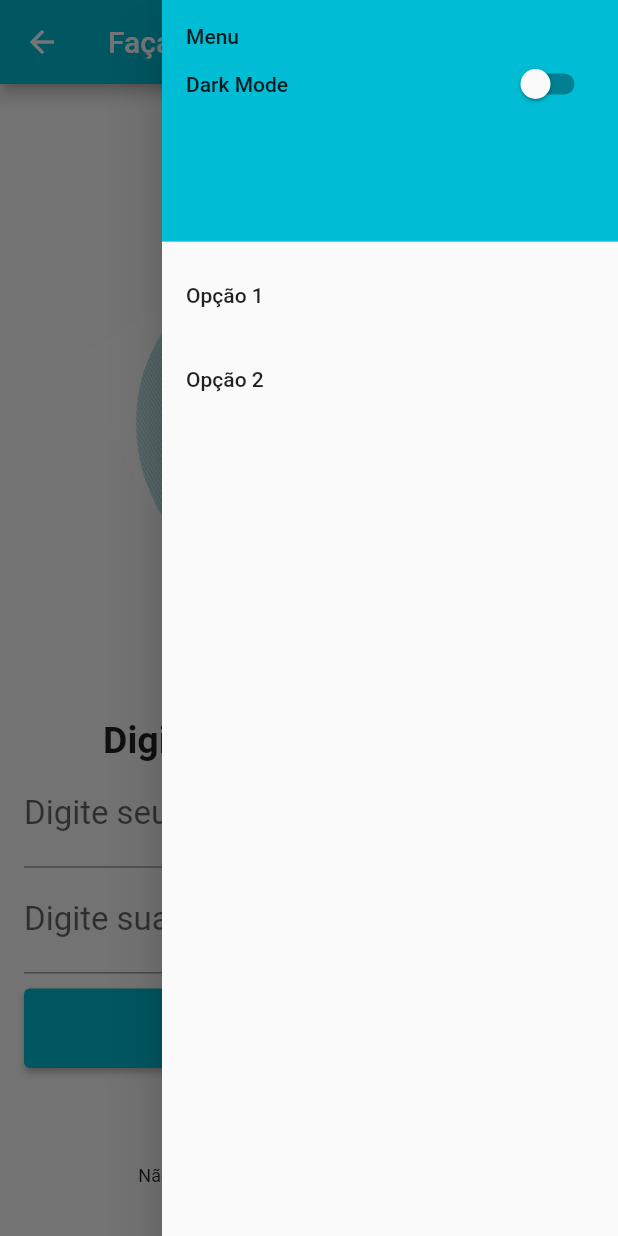
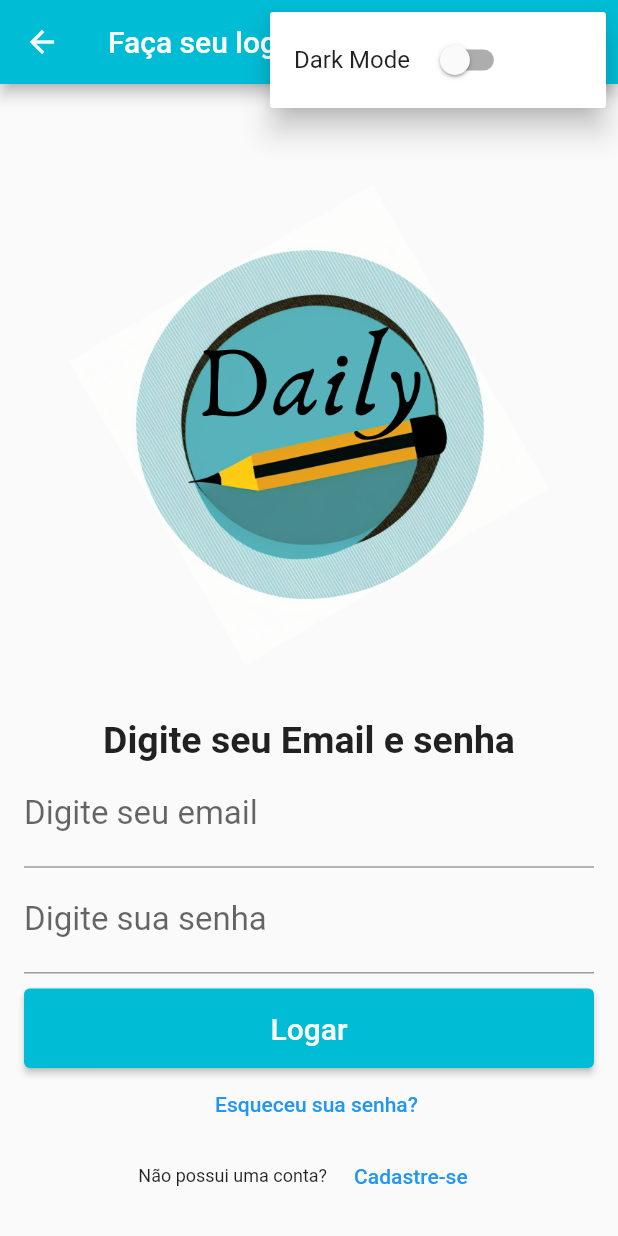
Before and after one commit to luizCustodio/projeto_daily, a Flutter app: the screen it shows after launch, after a tap on the "more vert" icon, on a phone screen of 412 x 824 dp. Run offline on Flutter 3.47's test engine with Material 2 defaults, Android fonts, the phone set to English and light mode, and no system bars; our stand-ins replace shared_preferences, table_calendar.

Commit message:
login e cadastro prontos

```diff
--- a/lib/login.dart
+++ b/lib/login.dart
@@ -26,6 +26,7 @@ class _LoginState extends State<Login> {
     SharedPreferences prefs = await SharedPreferences.getInstance();
     setState(() {
       _isDarkModeEnabled = prefs.getBool('isDarkModeEnabled') ?? false;
+      _switchValue = _isDarkModeEnabled;
     });
   }
 
@@ -34,21 +35,28 @@ class _LoginState extends State<Login> {
     await prefs.setBool('isDarkModeEnabled', value);
   }
 
+  void _onThemeSwitchChanged(bool value) {
+    _saveThemePreference(value);
+    setState(() {
+      _isDarkModeEnabled = value;
+      _switchValue = value;
+    });
+  }
+
   @override
   Widget build(BuildContext context) {
     return MaterialApp(
       debugShowCheckedModeBanner: false,
-
       theme: _isDarkModeEnabled
           ? ThemeData.dark().copyWith(
               primaryColor: Colors.cyan.shade400,
-                colorScheme: ColorScheme.fromSwatch()
-                    .copyWith(secondary: Colors.white),
+              colorScheme:
+                  ColorScheme.fromSwatch().copyWith(secondary: Colors.white),
             )
           : ThemeData(
               primaryColor: Colors.cyan.shade400,
-                colorScheme: ColorScheme.fromSwatch()
-                    .copyWith(secondary: Colors.white),
+              colorScheme:
+                  ColorScheme.fromSwatch().copyWith(secondary: Colors.white),
             ),
       home: Scaffold(
         key: _scaffoldKey,
@@ -60,54 +68,25 @@ class _LoginState extends State<Login> {
             onPressed: () => Navigator.of(context).pop(),
           ),
           actions: [
-              IconButton(
-                icon: Icon(Icons.more_vert),
-                onPressed: () =>
-                    _scaffoldKey.currentState!.openEndDrawer(),
+            PopupMenuButton(
+              itemBuilder: (BuildContext context) {
+                return [
+                  PopupMenuItem(
+                    child: Row(
+                      children: [
+                        Text('Dark Mode'),
+                        SizedBox(width: 10),
+                        Switch(
+                          value: _switchValue,
+                          onChanged: _onThemeSwitchChanged,
                         ),
                       ],
                     ),
-          endDrawer: Drawer(
-            child: ListView(
-              padding: EdgeInsets.zero,
-              children: <Widget>[
-                DrawerHeader(
-  child: Column(
-    crossAxisAlignment: CrossAxisAlignment.start,
-    children: [
-      Text('Menu'),
-      Row(
-        mainAxisAlignment: MainAxisAlignment.spaceBetween,
-        children: [
-          Text('Dark Mode'),
-          Switch(
-            value: _switchValue,
-            onChanged: (bool value) {
-              setState(() {
-                _switchValue = value;
-                _isDarkModeEnabled = value;
-                _saveThemePreference(value);
-              });
+                  ),
+                ];
               },
             ),
           ],
-      ),
-    ],
-  ),
-                    decoration: BoxDecoration(
-                    color: Colors.cyan,
-                  ),
-                ),
-                ListTile(
-                  title: Text('Opção 1'),
-                  onTap: () {},
-                ),
-                ListTile(
-                  title: Text('Opção 2'),
-                  onTap: () {},
-                ),
-              ],
-            ),
         ),
         body: Container(
           padding: EdgeInsets.all(16.0),
```
Also changed, not shown: lib/cadastro.dart (+6 -29 lines). Lines whose indentation alone changed are shown as unchanged.
